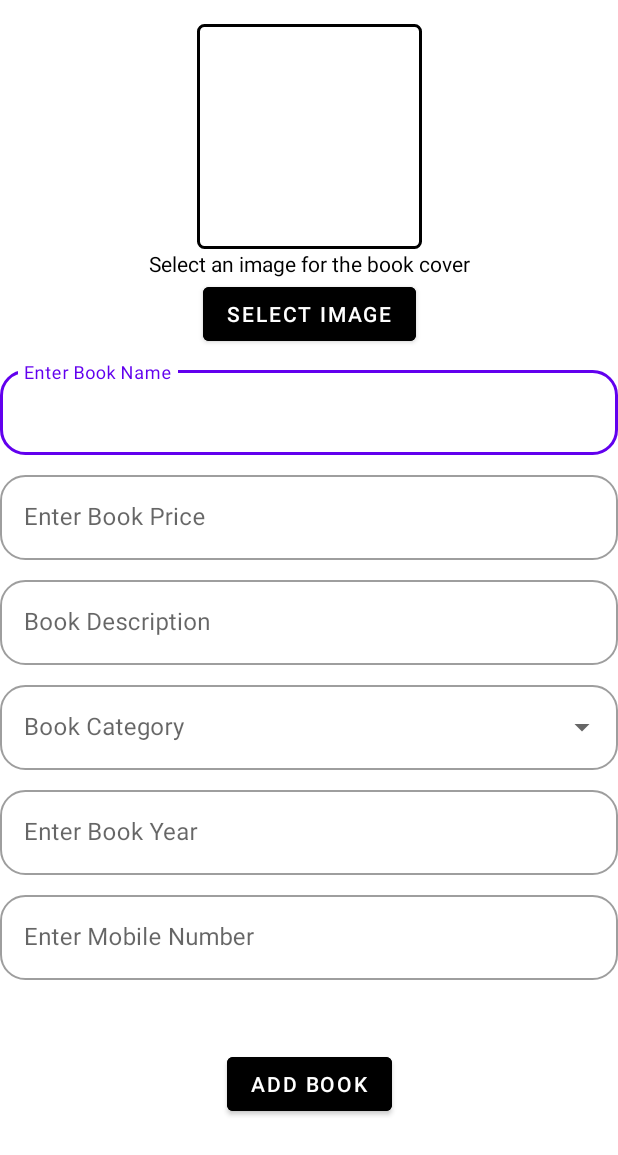
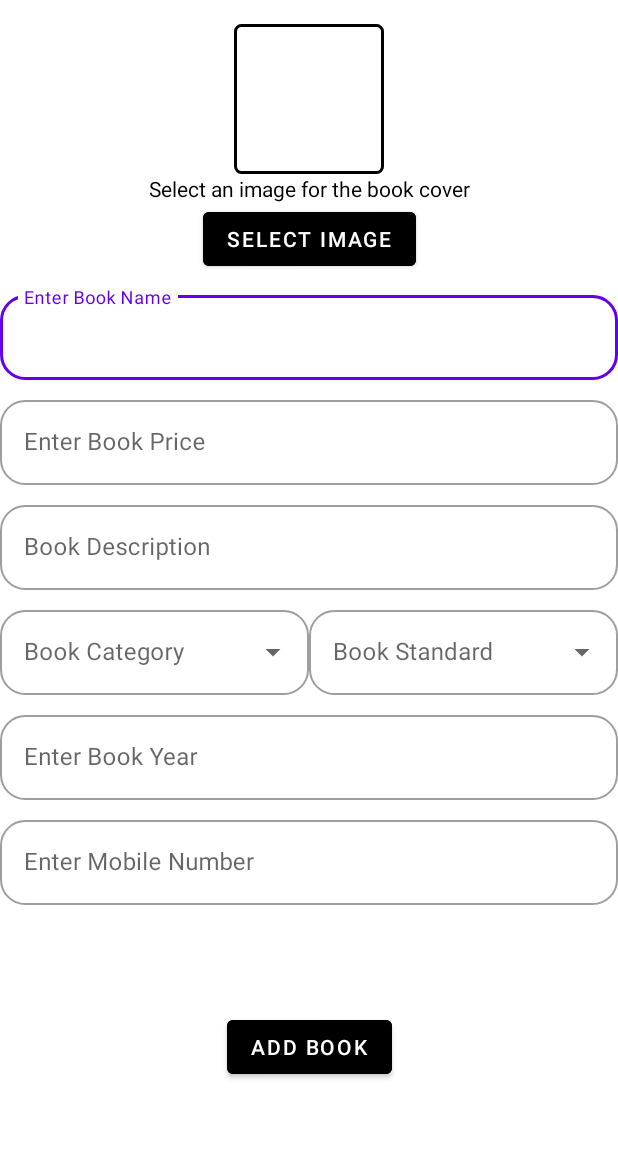
Before and after one commit to PrasadJadhav-Github/BooksSellBuy, an Android app: the layout fragment_add_books_.xml on its own in the app's theme, with its tools: preview values and no code run, on a phone screen of 412 x 824 dp. Shown: the top 1155 px of the screen. Run offline under Robolectric (Android 15) with nearby library versions, the phone set to English and light mode, and no system bars.

Commit message:
add book fragment done with category and standard

```diff
--- a/app/src/main/java/com/example/bookssellbuy/Model/BookInfo.kt
+++ b/app/src/main/java/com/example/bookssellbuy/Model/BookInfo.kt
@@ -3,6 +3,7 @@ data class BookInfo (
     val bookPrice: String? = null,
     val bookDescription: String? = null,
     val bookCategory: String? = null,
+    val bookStandard:String?=null,
     val bookYear: String? = null,
     val mobileNumber: String? = null,
     val bookCoverimage: String? = null
--- a/app/src/main/res/layout/fragment_add_books_.xml
+++ b/app/src/main/res/layout/fragment_add_books_.xml
@@ -8,8 +8,8 @@
 
     <ImageView
         android:id="@+id/imageViewBookCover"
-        android:layout_width="150dp"
-        android:layout_height="150dp"
+        android:layout_width="100dp"
+        android:layout_height="100dp"
         android:layout_marginBottom="8dp"
         android:background="@drawable/add_image_border"
         android:layout_marginTop="16dp"
@@ -63,7 +63,6 @@
             android:layout_width="match_parent"
             android:layout_height="wrap_content"
             android:hint="Enter Book Name"
-
             android:inputType="text" />
 
     </com.google.android.material.textfield.TextInputLayout>
@@ -120,31 +119,55 @@
 
     </com.google.android.material.textfield.TextInputLayout>
 
+    <LinearLayout
+        android:id="@+id/linearLayout3"
+        android:layout_width="match_parent"
+        android:layout_height="wrap_content"
+        android:orientation="horizontal"
+        android:layout_marginTop="8dp"
+        app:layout_constraintEnd_toEndOf="parent"
+        app:layout_constraintStart_toStartOf="parent"
+        app:layout_constraintTop_toBottomOf="@+id/BookDescription">
+
         <com.google.android.material.textfield.TextInputLayout
             android:id="@+id/bookCategory"
             style="@style/Widget.MaterialComponents.TextInputLayout.OutlinedBox.ExposedDropdownMenu"
             android:layout_width="0dp"
             android:layout_height="wrap_content"
-        android:layout_marginTop="8dp"
-        android:layout_marginBottom="16dp"
+            android:layout_weight="1"
             app:boxCornerRadiusBottomEnd="16.90dp"
             app:boxCornerRadiusBottomStart="16.90dp"
             app:boxCornerRadiusTopEnd="16.90dp"
             app:boxCornerRadiusTopStart="16.90dp"
-        app:layout_constraintTop_toBottomOf="@+id/BookDescription"
-        app:layout_constraintStart_toStartOf="parent"
-        app:layout_constraintEnd_toEndOf="parent"
-        app:layout_constraintHorizontal_bias="0.5"
-        app:layout_constraintWidth_default="spread"
             app:hintTextColor="@color/black">
 
             <AutoCompleteTextView
                 android:id="@+id/edittextBookCategory"
                 android:layout_width="match_parent"
                 android:layout_height="wrap_content"
-            android:hint="Book Category"
-           />
+                android:hint="Book Category" />
         </com.google.android.material.textfield.TextInputLayout>
+
+        <com.google.android.material.textfield.TextInputLayout
+            android:id="@+id/bookStandard"
+            style="@style/Widget.MaterialComponents.TextInputLayout.OutlinedBox.ExposedDropdownMenu"
+            android:layout_width="0dp"
+            android:layout_height="wrap_content"
+            android:layout_weight="1"
+            app:boxCornerRadiusBottomEnd="16.90dp"
+            app:boxCornerRadiusBottomStart="16.90dp"
+            app:boxCornerRadiusTopEnd="16.90dp"
+            app:boxCornerRadiusTopStart="16.90dp"
+            app:hintTextColor="@color/black">
+
+            <AutoCompleteTextView
+                android:id="@+id/edittextBookStandard"
+                android:layout_width="match_parent"
+                android:layout_height="wrap_content"
+                android:hint="Book Standard" />
+        </com.google.android.material.textfield.TextInputLayout>
+
+    </LinearLayout>
 
     <com.google.android.material.textfield.TextInputLayout
         android:id="@+id/Bookyear"
@@ -157,7 +180,7 @@
         app:boxCornerRadiusTopEnd="16.90dp"
         app:boxCornerRadiusTopStart="16.90dp"
         app:endIconMode="clear_text"
-        app:layout_constraintTop_toBottomOf="@+id/bookCategory"
+        app:layout_constraintTop_toBottomOf="@+id/linearLayout3"
         app:layout_constraintStart_toStartOf="parent"
         app:layout_constraintEnd_toEndOf="parent"
         app:layout_constraintHorizontal_bias="0.5"
@@ -169,7 +192,6 @@
             android:layout_height="wrap_content"
             android:hint="Enter Book Year"
             android:inputType="text" />
-
     </com.google.android.material.textfield.TextInputLayout>
 
     <com.google.android.material.textfield.TextInputLayout
@@ -183,7 +205,6 @@
         app:boxCornerRadiusTopEnd="16.90dp"
         app:boxCornerRadiusTopStart="16.90dp"
         app:endIconMode="clear_text"
-
         app:layout_constraintTop_toBottomOf="@+id/Bookyear"
         app:layout_constraintStart_toStartOf="parent"
         app:layout_constraintEnd_toEndOf="parent"
@@ -196,7 +217,6 @@
             android:layout_height="wrap_content"
             android:hint="Enter Mobile Number"
             android:inputType="text" />
-
     </com.google.android.material.textfield.TextInputLayout>
 
     <Button
@@ -211,4 +231,5 @@
         app:layout_constraintBottom_toBottomOf="parent"
         app:layout_constraintStart_toStartOf="parent"
         app:layout_constraintEnd_toEndOf="parent" />
+
 </androidx.constraintlayout.widget.ConstraintLayout>
```
Also changed, not shown: app/src/main/java/com/example/bookssellbuy/Fragment/AddBooks_Fragment.kt (+77 -14 lines), app/src/main/java/com/example/bookssellbuy/Object_File/Category.kt (+32 -14 lines), app/src/main/res/layout/fragment__engineering.xml (+4 -4 lines). Lines whose indentation alone changed are shown as unchanged.
